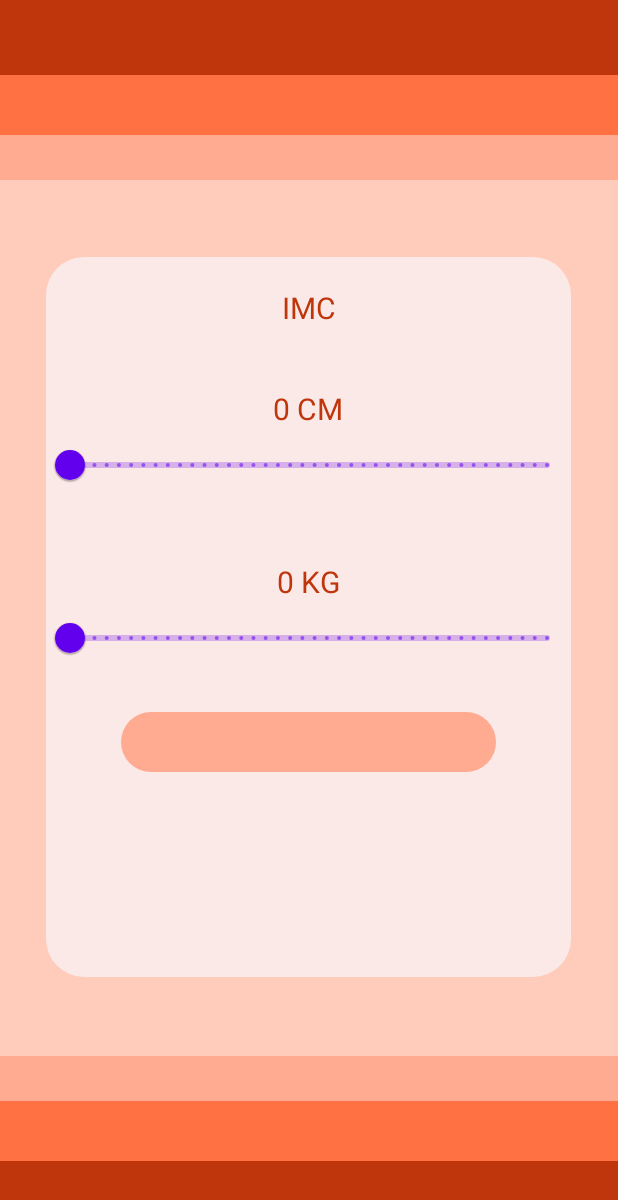
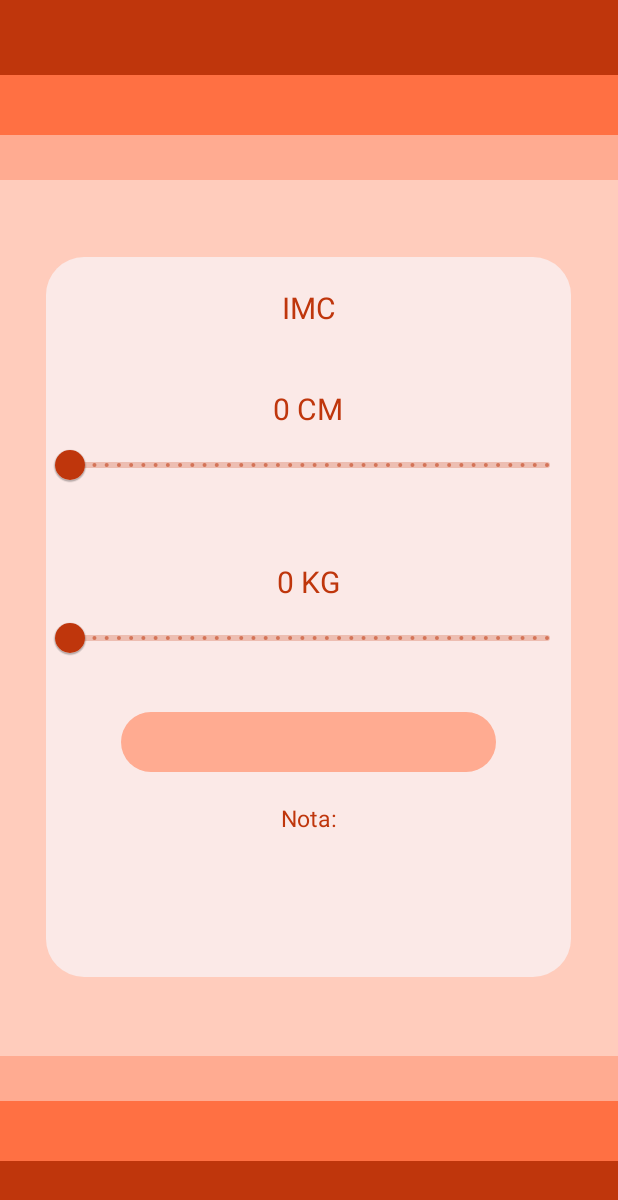
Before and after one commit to MiguelR29/primerProyectoAplicacionesMoviles, an Android app: the ImcActivity screen opened directly, with no data from a screen before it, on a phone screen of 412 x 824 dp. Shown: the top 1200 px of the screen. Run offline under Robolectric (Android 15) with nearby library versions, the light colour scheme and no system bars.

Commit message:
Agregar nota

```diff
--- a/app/src/main/java/com/example/ejemplo10/ImcActivity.kt
+++ b/app/src/main/java/com/example/ejemplo10/ImcActivity.kt
@@ -14,6 +14,7 @@ class ImcActivity : AppCompatActivity() {
     private lateinit var txtAltura : TextView
     private lateinit var txtPeso : TextView
     private lateinit var editResultado : EditText
+    private lateinit var txtNota : TextView
     private  var altura : Float = 0f
     private var peso : Float = 0f
 
@@ -30,6 +31,7 @@ class ImcActivity : AppCompatActivity() {
         txtAltura = findViewById(R.id.txtAltura)
         txtPeso = findViewById(R.id.txtPeso)
         editResultado = findViewById((R.id.editResultado))
+        txtNota = findViewById(R.id.txtNotaResultado)
     }
 
     private fun initListeners(){
@@ -57,5 +59,15 @@ class ImcActivity : AppCompatActivity() {
     private fun IMC(){
         val IMC = (peso)/((altura/100)*(altura/100))
         editResultado.setText("$IMC")
+
+        if(IMC < 18.5f){
+            txtNota.text = "Bajo"
+        }else if(IMC >= 18.5f && IMC <= 24.9){
+            txtNota.text = "Normal"
+        }else if(IMC >= 25 && IMC <= 29.9){
+            txtNota.text = "Sobrepeso"
+        }else{
+            txtNota.text = "Obesidad"
+        }
     }
 }
--- a/app/src/main/res/layout/activity_imc.xml
+++ b/app/src/main/res/layout/activity_imc.xml
@@ -151,6 +151,7 @@
             android:gravity="center"
             android:inputType="number"
             android:maxLength="10"
+            android:enabled="false"
             android:maxLines="1"
             android:singleLine="true"
             android:textColor="#FBE9E7"
@@ -160,6 +161,32 @@
             app:layout_constraintTop_toBottomOf="@+id/sliderPeso" />
 
 
+        <TextView
+            android:id="@+id/txtNota"
+            android:layout_width="200dp"
+            android:layout_height="wrap_content"
+            android:layout_marginTop="20dp"
+            android:gravity="center"
+            android:text="Nota:"
+            android:textColor="@color/principal"
+            android:textSize="15sp"
+            app:layout_constraintEnd_toEndOf="parent"
+            app:layout_constraintStart_toStartOf="parent"
+            app:layout_constraintTop_toBottomOf="@id/editResultado" />
+
+        <TextView
+            android:id="@+id/txtNotaResultado"
+            android:layout_width="200dp"
+            android:layout_height="wrap_content"
+            android:layout_marginTop="20dp"
+            android:gravity="center"
+            android:text=""
+            android:textColor="@color/principal"
+            android:textSize="15sp"
+            app:layout_constraintEnd_toEndOf="parent"
+            app:layout_constraintStart_toStartOf="parent"
+            app:layout_constraintTop_toBottomOf="@id/txtNota" />
+
 
     </androidx.constraintlayout.widget.ConstraintLayout>
 
--- a/app/src/main/res/values-night/themes.xml
+++ b/app/src/main/res/values-night/themes.xml
@@ -2,12 +2,12 @@
     <!-- Base application theme. -->
     <style name="Theme.Ejemplo10" parent="Theme.MaterialComponents.DayNight.NoActionBar.Bridge">
         <!-- Primary brand color. -->
-        <item name="colorPrimary">@color/purple_200</item>
-        <item name="colorPrimaryVariant">@color/purple_700</item>
+        <item name="colorPrimary">@color/principal</item>
+        <item name="colorPrimaryVariant">@color/principal2</item>
         <item name="colorOnPrimary">@color/black</item>
         <!-- Secondary brand color. -->
-        <item name="colorSecondary">@color/teal_200</item>
-        <item name="colorSecondaryVariant">@color/teal_200</item>
+        <item name="colorSecondary">@color/principal3</item>
+        <item name="colorSecondaryVariant">@color/background</item>
         <item name="colorOnSecondary">@color/black</item>
         <!-- Status bar color. -->
         <item name="android:statusBarColor">?attr/colorPrimaryVariant</item>
--- a/app/src/main/res/values/themes.xml
+++ b/app/src/main/res/values/themes.xml
@@ -2,12 +2,12 @@
     <!-- Base application theme. -->
     <style name="Theme.Ejemplo10" parent="Theme.MaterialComponents.DayNight.NoActionBar.Bridge">
         <!-- Primary brand color. -->
-        <item name="colorPrimary">@color/purple_500</item>
-        <item name="colorPrimaryVariant">@color/purple_700</item>
+        <item name="colorPrimary">@color/principal</item>
+        <item name="colorPrimaryVariant">@color/principal2</item>
         <item name="colorOnPrimary">@color/white</item>
         <!-- Secondary brand color. -->
-        <item name="colorSecondary">@color/teal_200</item>
-        <item name="colorSecondaryVariant">@color/teal_700</item>
+        <item name="colorSecondary">@color/principal3</item>
+        <item name="colorSecondaryVariant">@color/background</item>
         <item name="colorOnSecondary">@color/black</item>
         <!-- Status bar color. -->
         <item name="android:statusBarColor">?attr/colorPrimaryVariant</item>
```
